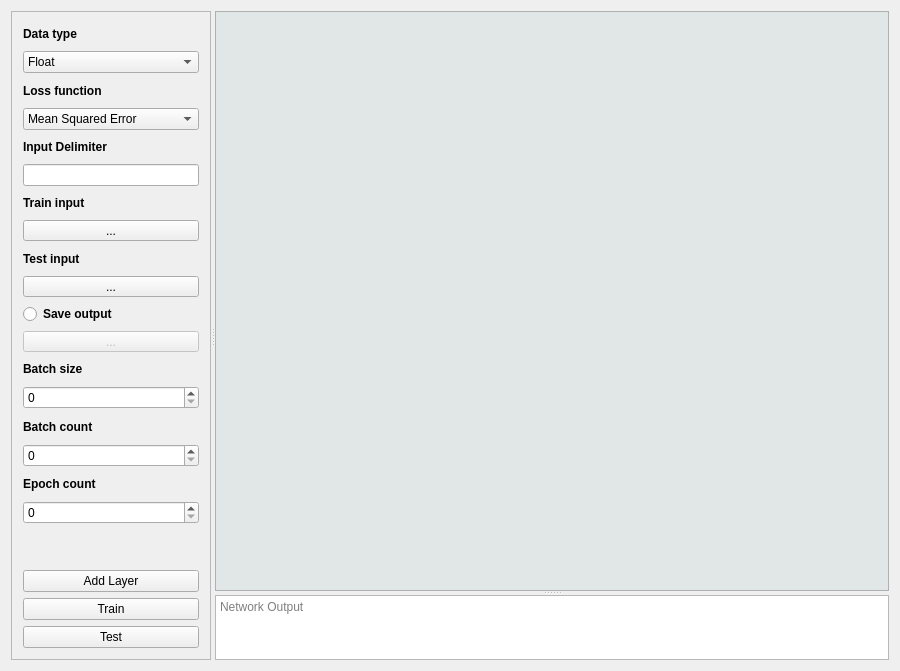
The window that mainwindow.ui (mlejva/DeepBoard) describes before a commit, drawn with Qt 5.
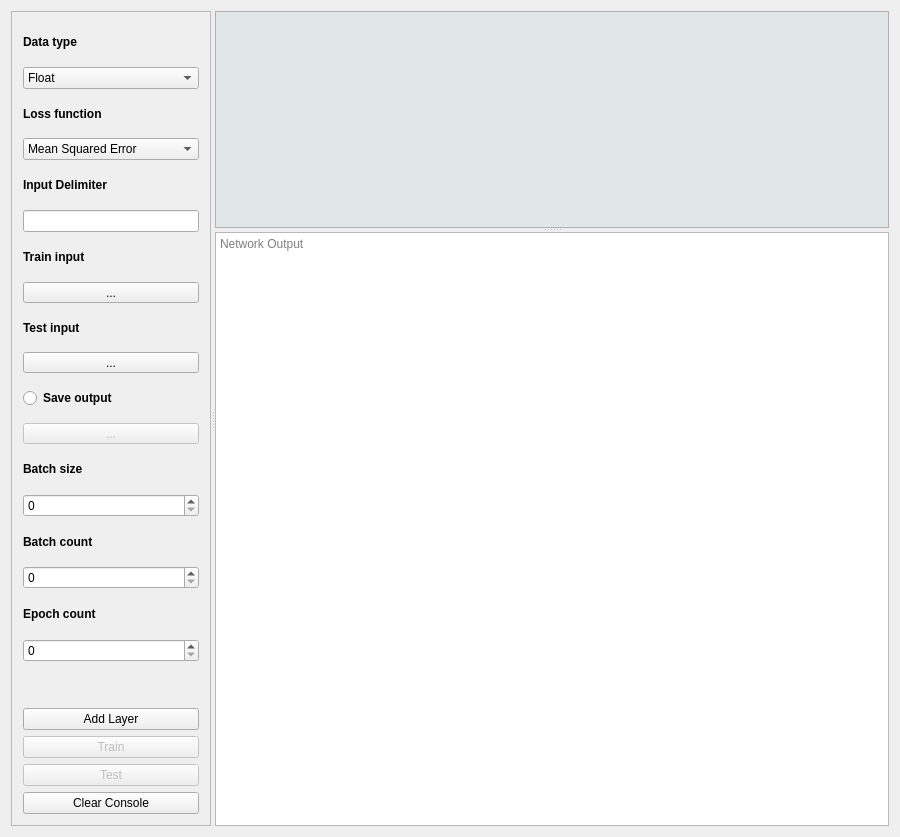
The same window after the commit.

Patch:
```diff
--- a/mainwindow.ui
+++ b/mainwindow.ui
@@ -7,7 +7,7 @@
     <x>0</x>
     <y>0</y>
     <width>900</width>
-    <height>671</height>
+    <height>837</height>
    </rect>
   </property>
   <property name="windowTitle">
@@ -60,7 +60,7 @@
              <x>0</x>
              <y>0</y>
              <width>198</width>
-             <height>671</height>
+             <height>811</height>
             </rect>
            </property>
            <layout class="QVBoxLayout" name="verticalLayout_2">
@@ -296,6 +296,9 @@
             </item>
             <item>
              <widget class="QPushButton" name="trainButton">
+              <property name="enabled">
+               <bool>false</bool>
+              </property>
               <property name="text">
                <string>Train</string>
               </property>
@@ -303,11 +306,21 @@
             </item>
             <item>
              <widget class="QPushButton" name="testButton">
+              <property name="enabled">
+               <bool>false</bool>
+              </property>
               <property name="text">
                <string>Test</string>
               </property>
              </widget>
             </item>
+            <item>
+             <widget class="QPushButton" name="clearConsoleButton">
+              <property name="text">
+               <string>Clear Console</string>
+              </property>
+             </widget>
+            </item>
            </layout>
           </widget>
          </widget>
@@ -817,7 +830,7 @@
         <property name="maximumSize">
          <size>
           <width>16777215</width>
-          <height>65</height>
+          <height>16777215</height>
          </size>
         </property>
         <property name="sizeIncrement">
```
Left out of the diff: 13 changed lines with no effect on the pictures.
